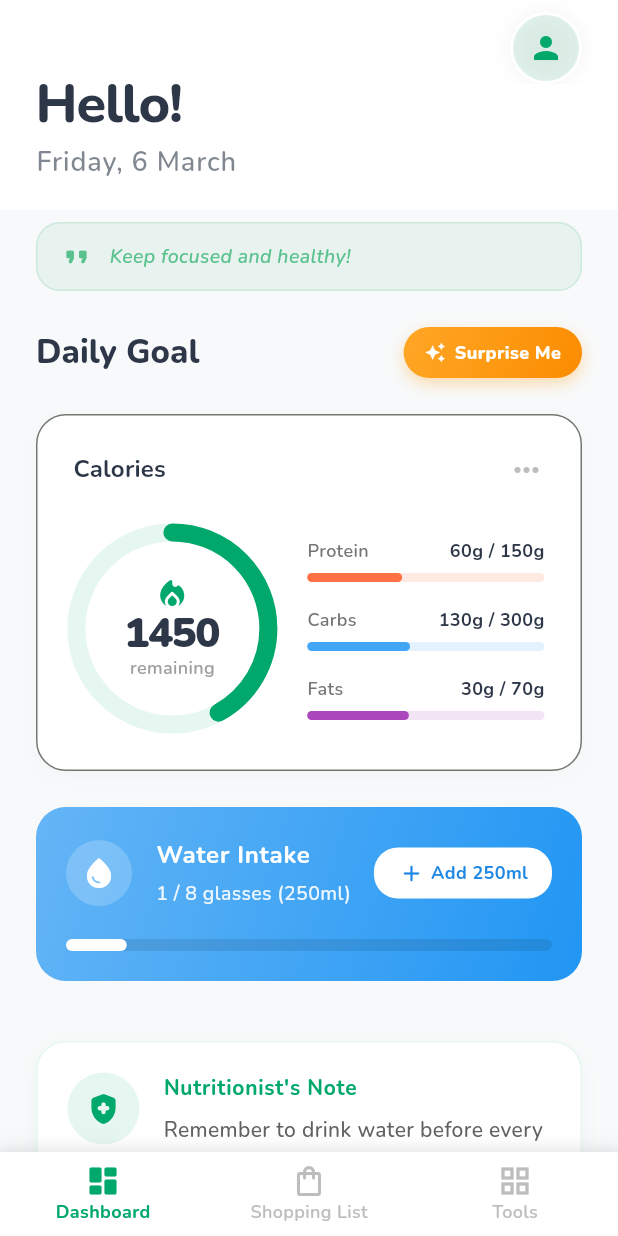
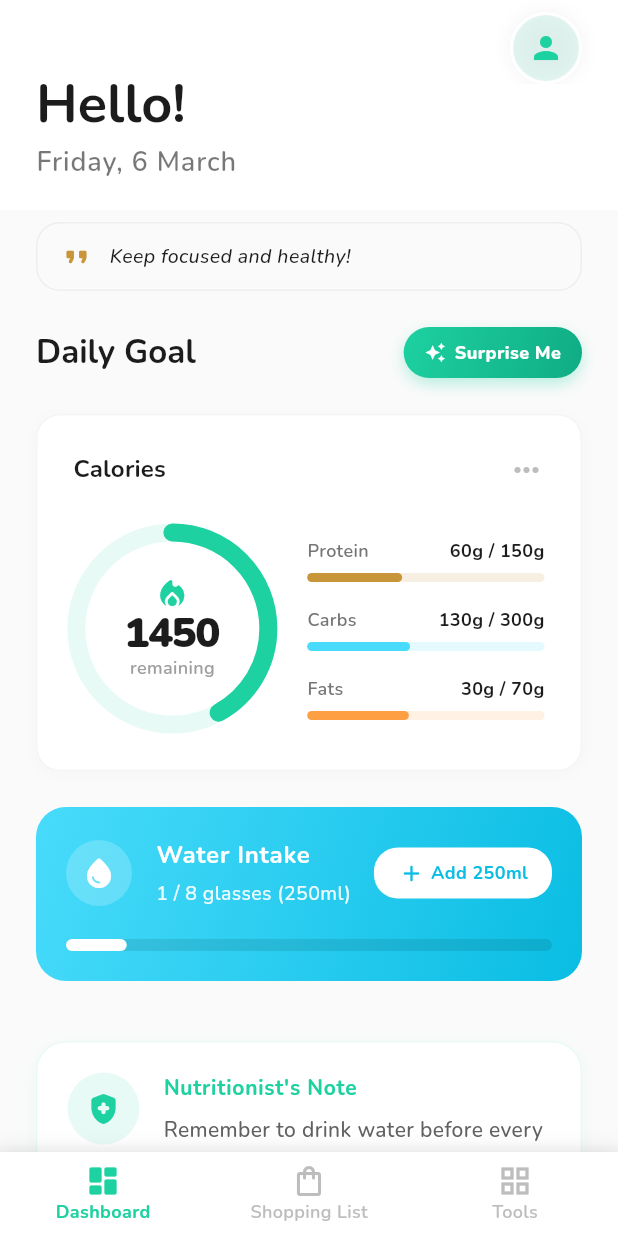
Before and after one commit to juninmd/my-food, a Flutter app: the screen it shows after launch, after a tap on "Add 250ml", on a phone screen of 412 x 824 dp. Run offline on Flutter 3.47's test engine with Material 3 defaults, Android fonts, the phone set to English and light mode, and no system bars; drawn by our look-alikes of percent_indicator; our stand-ins replace carousel_slider, google_fonts, shared_preferences; network calls fail.

Commit message:
feat: modern webdiet inspired UI redesign
- Updated main app theme in `main.dart` to use WebDiet colors: primary `#1DD1A1` (Teal), secondary `#C89639` (Gold), background `#FAFAFA`, surface text `#1C1C1C`.
- Softened all `CardTheme` elements with a 16px border radius, subtle border, and faint shadow.
- Adjusted global typography to use `FontWeight.w700` instead of `w800` for headers.
- Redesigned `DashboardView` with a cleaner "Hello" header, a sleek off-white quote banner with gold icons, and an updated Teal gradient for the "Surprise Me" button.
- Updated `MacroDashboardCard` and `NutrientRing` to use an elegant color palette for macros (Gold, Cyan, Muted Orange).
- Modernized `WaterTracker` with a clean Cyan gradient (`#48DBFB` to `#0ABDE3`) and matching buttons.
- Refined `MealTimeline` with subtle grey connection lines and elegant 10px white-bordered timeline dots.

Co-authored-by: juninmd <6952134+juninmd@users.noreply.github.com>

```diff
--- a/lib/main.dart
+++ b/lib/main.dart
@@ -44,10 +44,10 @@ class MyApp extends StatelessWidget {
     final baseTextTheme = GoogleFonts.nunitoTextTheme();
 
     // Updated Palette: WebDiet Aesthetic - Soft, approachable, clinical
-    const primaryColor = Color(0xFF00A86B); // Jade/Mint Green - WebDiet style
-    const secondaryColor = Color(0xFF5AC18E); // Soft Mint
+    const primaryColor = Color(0xFF1DD1A1); // WebDiet Teal
+    const secondaryColor = Color(0xFFC89639); // WebDiet Gold/Bronze
     const surfaceColor = Colors.white;
-    const backgroundColor = Color(0xFFF8F9FA); // Very light gray background
+    const backgroundColor = Color(0xFFFAFAFA); // Off-white
 
     return ThemeData(
       useMaterial3: true,
@@ -59,7 +59,7 @@ class MyApp extends StatelessWidget {
         secondary: secondaryColor,
         surface: surfaceColor,
         onPrimary: Colors.white,
-        onSurface: const Color(0xFF2D3748), // Dark Gray for high contrast text
+        onSurface: const Color(0xFF1C1C1C), // Dark Charcoal
         surfaceContainerHighest: const Color(0xFFEDF2F7), // Light Gray
         error: const Color(0xFFE53E3E), // Red
       ),
@@ -67,19 +67,19 @@ class MyApp extends StatelessWidget {
       textTheme: baseTextTheme
           .apply(
             bodyColor: const Color(0xFF4A5568), // Gray 600
-            displayColor: const Color(0xFF2D3748),
+            displayColor: const Color(0xFF1C1C1C),
           )
           .copyWith(
             displayLarge: baseTextTheme.displayLarge
-                ?.copyWith(fontWeight: FontWeight.w800, letterSpacing: -1.0),
+                ?.copyWith(fontWeight: FontWeight.w700, letterSpacing: -1.0),
             displayMedium: baseTextTheme.displayMedium
-                ?.copyWith(fontWeight: FontWeight.w800, letterSpacing: -0.5),
+                ?.copyWith(fontWeight: FontWeight.w700, letterSpacing: -0.5),
             headlineLarge: baseTextTheme.headlineLarge
                 ?.copyWith(fontWeight: FontWeight.w700),
             headlineMedium: baseTextTheme.headlineMedium
                 ?.copyWith(fontWeight: FontWeight.w700),
             titleLarge: baseTextTheme.titleLarge
-                ?.copyWith(fontWeight: FontWeight.w800), // Bolder titles
+                ?.copyWith(fontWeight: FontWeight.w700),
             bodyLarge: baseTextTheme.bodyLarge?.copyWith(
                 fontSize: 16, height: 1.5, fontWeight: FontWeight.w500),
             bodyMedium: baseTextTheme.bodyMedium?.copyWith(
@@ -88,22 +88,22 @@ class MyApp extends StatelessWidget {
       appBarTheme: const AppBarTheme(
         centerTitle: true,
         backgroundColor: Colors.transparent,
-        foregroundColor: Color(0xFF2D3748),
+        foregroundColor: Color(0xFF1C1C1C),
         elevation: 0,
         scrolledUnderElevation: 0,
         surfaceTintColor: Colors.transparent,
         systemOverlayStyle: SystemUiOverlayStyle.dark,
-        iconTheme: IconThemeData(color: Color(0xFF2D3748)),
+        iconTheme: IconThemeData(color: Color(0xFF1C1C1C)),
       ),
       cardTheme: CardThemeData(
         elevation: 0, // Flat design
-        shadowColor: Colors.black.withOpacity(0.04),
+        shadowColor: Colors.black.withOpacity(0.02),
         surfaceTintColor: Colors.transparent,
         shape: RoundedRectangleBorder(
-          borderRadius: BorderRadius.circular(24), // Even rounder corners
+          borderRadius: BorderRadius.circular(16),
           side: BorderSide(
               color: Colors.grey.shade100,
-              width: 1.5), // Slightly more visible border
+              width: 1.0),
         ),
         margin: const EdgeInsets.symmetric(horizontal: 16, vertical: 8),
         color: Colors.white,
--- a/lib/widgets/dashboard_view.dart
+++ b/lib/widgets/dashboard_view.dart
@@ -71,8 +71,8 @@ class DashboardView extends StatelessWidget {
                   l10n.hello,
                   style: theme.textTheme.headlineSmall?.copyWith(
                     color: colorScheme.onSurface,
-                    fontWeight: FontWeight.w800,
-                    letterSpacing: -0.5,
+                    fontWeight: FontWeight.w700,
+                    letterSpacing: 0,
                   ),
                 ),
                 const SizedBox(height: 2),
@@ -125,23 +125,22 @@ class DashboardView extends StatelessWidget {
                     padding: const EdgeInsets.symmetric(
                         horizontal: 16, vertical: 12),
                     decoration: BoxDecoration(
-                      color: colorScheme.secondary.withValues(alpha: 0.1),
+                      color: Colors.grey.shade50,
                       borderRadius: BorderRadius.circular(16),
                       border: Border.all(
-                          color: colorScheme.secondary.withValues(alpha: 0.2)),
+                          color: Colors.grey.shade200),
                     ),
                     child: Row(
                       children: [
                         Icon(Icons.format_quote_rounded,
-                            color: colorScheme.secondary, size: 20),
+                            color: const Color(0xFFC89639), size: 20),
                         const SizedBox(width: 12),
                         Expanded(
                           child: Text(
                             text,
                             style: TextStyle(
                               fontStyle: FontStyle.italic,
-                              color: colorScheme.secondary
-                                  .withValues(alpha: 1.0), // Darker shade
+                              color: const Color(0xFF1C1C1C),
                               fontSize: 13,
                               fontWeight: FontWeight.w500,
                             ),
@@ -183,10 +182,10 @@ class DashboardView extends StatelessWidget {
                           padding: const EdgeInsets.symmetric(
                               horizontal: 14, vertical: 8),
                           decoration: BoxDecoration(
-                            gradient: LinearGradient(
+                            gradient: const LinearGradient(
                               colors: [
-                                Colors.orange.shade400,
-                                Colors.orange.shade600,
+                                Color(0xFF1DD1A1),
+                                Color(0xFF10AC84),
                               ],
                               begin: Alignment.topLeft,
                               end: Alignment.bottomRight,
@@ -194,7 +193,7 @@ class DashboardView extends StatelessWidget {
                             borderRadius: BorderRadius.circular(20),
                             boxShadow: [
                               BoxShadow(
-                                color: Colors.orange.withOpacity(0.3),
+                                color: const Color(0xFF1DD1A1).withOpacity(0.3),
                                 blurRadius: 8,
                                 offset: const Offset(0, 4),
                               ),
--- a/lib/widgets/macro_dashboard_card.dart
+++ b/lib/widgets/macro_dashboard_card.dart
@@ -33,13 +33,13 @@ class MacroDashboardCard extends StatelessWidget {
     return Container(
       decoration: BoxDecoration(
         color: Colors.white,
-        borderRadius: BorderRadius.circular(20),
-        border: Border.all(color: Theme.of(context).dividerColor, width: 1.0),
+        borderRadius: BorderRadius.circular(16),
+        border: Border.all(color: Colors.grey.shade100, width: 1.0),
         boxShadow: [
           BoxShadow(
             color: Colors.black.withValues(alpha: 0.02),
-            blurRadius: 10,
-            offset: const Offset(0, 4),
+            blurRadius: 8,
+            offset: const Offset(0, 2),
           ),
         ],
       ),
--- a/lib/widgets/meal_timeline.dart
+++ b/lib/widgets/meal_timeline.dart
@@ -75,25 +75,24 @@ class MealTimeline extends StatelessWidget {
                     Container(
                       width: 1,
                       height: 28, // Connects to the previous item
-                      color: colorScheme.primary
-                          .withValues(alpha: 0.1), // Softer line
+                      color: Colors.grey.shade200,
                     )
                   else
                     const SizedBox(height: 28),
 
                   // Dot
                   Container(
-                    width: 12,
-                    height: 12,
+                    width: 10,
+                    height: 10,
                     decoration: BoxDecoration(
                       color: colorScheme.primary,
                       shape: BoxShape.circle,
                       border: Border.all(
-                          color: colorScheme.surface,
+                          color: Colors.white,
                           width: 2), // Thicker border to stand out
                       boxShadow: [
                         BoxShadow(
-                          color: colorScheme.primary.withValues(alpha: 0.1),
+                          color: colorScheme.primary.withValues(alpha: 0.2),
                           blurRadius: 4,
                           offset: const Offset(0, 2),
                         ),
@@ -106,7 +105,7 @@ class MealTimeline extends StatelessWidget {
                     Expanded(
                       child: Container(
                         width: 1,
-                        color: colorScheme.primary.withValues(alpha: 0.1),
+                        color: Colors.grey.shade200,
                       ),
                     ),
                 ],
--- a/lib/widgets/nutrient_ring.dart
+++ b/lib/widgets/nutrient_ring.dart
@@ -85,13 +85,13 @@ class NutrientRing extends StatelessWidget {
               mainAxisAlignment: MainAxisAlignment.center,
               children: [
                 _buildMacroRow(context, l10n.macroProtein, protein,
-                    targetProtein, const Color(0xFFFF7043)), // Deep Orange
+                    targetProtein, const Color(0xFFC89639)), // WebDiet Gold
                 const SizedBox(height: 16),
                 _buildMacroRow(context, l10n.macroCarbs, carbs, targetCarbs,
-                    const Color(0xFF42A5F5)), // Blue
+                    const Color(0xFF48DBFB)), // Cyan
                 const SizedBox(height: 16),
                 _buildMacroRow(context, l10n.macroFat, fat, targetFat,
-                    const Color(0xFFAB47BC)), // Purple
+                    const Color(0xFFFF9F43)), // Muted Orange
               ],
             ),
           ),
--- a/lib/widgets/water_tracker.dart
+++ b/lib/widgets/water_tracker.dart
@@ -24,10 +24,10 @@ class WaterTracker extends StatelessWidget {
     return Container(
       padding: const EdgeInsets.all(20),
       decoration: BoxDecoration(
-        gradient: LinearGradient(
+        gradient: const LinearGradient(
           colors: [
-            Colors.blue.shade300,
-            Colors.blue.shade500,
+            Color(0xFF48DBFB),
+            Color(0xFF0ABDE3),
           ],
           begin: Alignment.topLeft,
           end: Alignment.bottomRight,
@@ -89,14 +89,14 @@ class WaterTracker extends StatelessWidget {
                       children: [
                         Icon(
                           Icons.add_rounded,
-                          color: Colors.blue.shade600,
+                          color: const Color(0xFF0ABDE3),
                           size: 18,
                         ),
                         const SizedBox(width: 4),
                         Text(
                           l10n.addWater,
-                          style: TextStyle(
-                            color: Colors.blue.shade600,
+                          style: const TextStyle(
+                            color: Color(0xFF0ABDE3),
                             fontWeight: FontWeight.bold,
                             fontSize: 12,
                           ),
```
